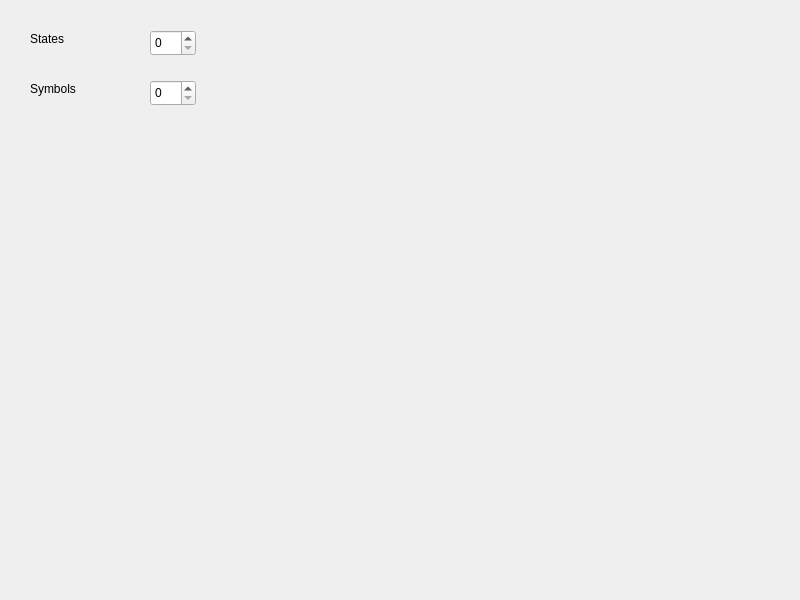
First picture: the form in Qt/TuringsMachineSimulator/randommachines.ui, repository fabioalves98/TuringsMachineGenerator, before the edit.
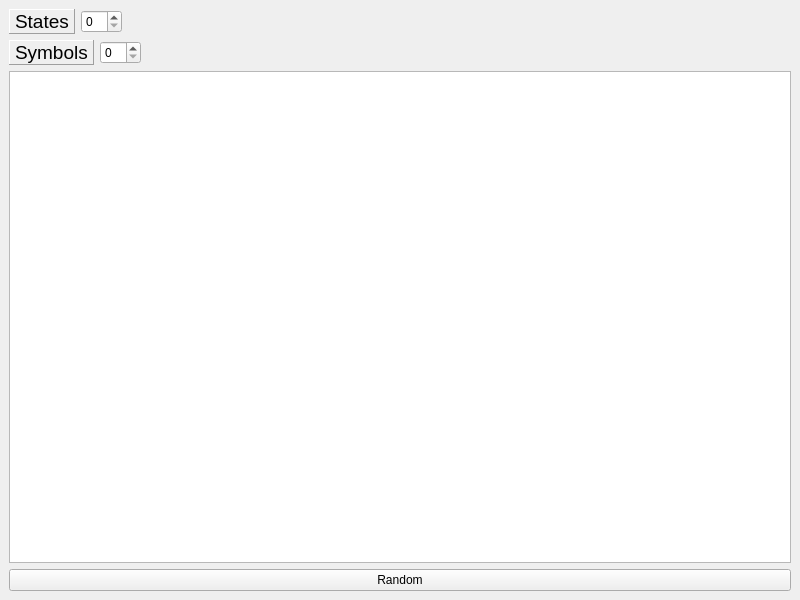
Second picture: the form after the edit.

Commit message: Random table created. Next Step: Create a machine from the table

Patch:
```diff
--- a/Qt/TuringsMachineSimulator/randommachines.ui
+++ b/Qt/TuringsMachineSimulator/randommachines.ui
@@ -14,52 +14,108 @@
    <string>MainWindow</string>
   </property>
   <widget class="QWidget" name="centralwidget">
-   <widget class="QLabel" name="label">
-    <property name="geometry">
-     <rect>
-      <x>30</x>
-      <y>30</y>
-      <width>56</width>
-      <height>17</height>
-     </rect>
-    </property>
-    <property name="text">
-     <string>States</string>
-    </property>
-   </widget>
-   <widget class="QLabel" name="label_2">
-    <property name="geometry">
-     <rect>
-      <x>30</x>
-      <y>80</y>
-      <width>56</width>
-      <height>17</height>
-     </rect>
-    </property>
-    <property name="text">
-     <string>Symbols</string>
-    </property>
-   </widget>
-   <widget class="QSpinBox" name="spinBox">
-    <property name="geometry">
-     <rect>
-      <x>150</x>
-      <y>30</y>
-      <width>46</width>
-      <height>26</height>
-     </rect>
-    </property>
-   </widget>
-   <widget class="QSpinBox" name="spinBox_2">
-    <property name="geometry">
-     <rect>
-      <x>150</x>
-      <y>80</y>
-      <width>46</width>
-      <height>26</height>
-     </rect>
-    </property>
-   </widget>
+   <layout class="QVBoxLayout" name="verticalLayout">
+    <item>
+     <layout class="QHBoxLayout" name="horizontalLayout_4">
+      <item>
+       <layout class="QHBoxLayout" name="horizontalLayout">
+        <item>
+         <widget class="QLabel" name="stLabel">
+          <property name="font">
+           <font>
+            <pointsize>14</pointsize>
+           </font>
+          </property>
+          <property name="frameShape">
+           <enum>QFrame::Panel</enum>
+          </property>
+          <property name="frameShadow">
+           <enum>QFrame::Raised</enum>
+          </property>
+          <property name="text">
+           <string>States</string>
+          </property>
+         </widget>
+        </item>
+        <item>
+         <widget class="QSpinBox" name="stSel"/>
+        </item>
+       </layout>
+      </item>
+      <item>
+       <spacer name="horizontalSpacer">
+        <property name="orientation">
+         <enum>Qt::Horizontal</enum>
+        </property>
+        <property name="sizeHint" stdset="0">
+         <size>
+          <width>40</width>
+          <height>20</height>
+         </size>
+        </property>
+       </spacer>
+      </item>
+     </layout>
+    </item>
+    <item>
+     <layout class="QHBoxLayout" name="horizontalLayout_3">
+      <item>
+       <layout class="QHBoxLayout" name="horizontalLayout_2">
+        <item>
+         <widget class="QLabel" name="syLabel">
+          <property name="sizePolicy">
+           <sizepolicy hsizetype="Preferred" vsizetype="Preferred">
+            <horstretch>0</horstretch>
+            <verstretch>0</verstretch>
+           </sizepolicy>
+          </property>
+          <property name="font">
+           <font>
+            <pointsize>14</pointsize>
+           </font>
+          </property>
+          <property name="frameShape">
+           <enum>QFrame::Panel</enum>
+          </property>
+          <property name="frameShadow">
+           <enum>QFrame::Raised</enum>
+          </property>
+          <property name="text">
+           <string>Symbols</string>
+          </property>
+         </widget>
+        </item>
+        <item>
+         <widget class="QSpinBox" name="sySel"/>
+        </item>
+       </layout>
+      </item>
+      <item>
+       <spacer name="horizontalSpacer_2">
+        <property name="orientation">
+         <enum>Qt::Horizontal</enum>
+        </property>
+        <property name="sizeHint" stdset="0">
+         <size>
+          <width>40</width>
+          <height>20</height>
+         </size>
+        </property>
+       </spacer>
+      </item>
+     </layout>
+    </item>
+    <item>
+     <widget class="QTableWidget" name="randTable"/>
+    </item>
+    <item>
+     <widget class="QPushButton" name="randBut">
+      <property name="text">
+       <string>Random</string>
+      </property>
+     </widget>
+    </item>
+   </layout>
   </widget>
  </widget>
  <resources/>
```
The commit also changes 16 other files.
